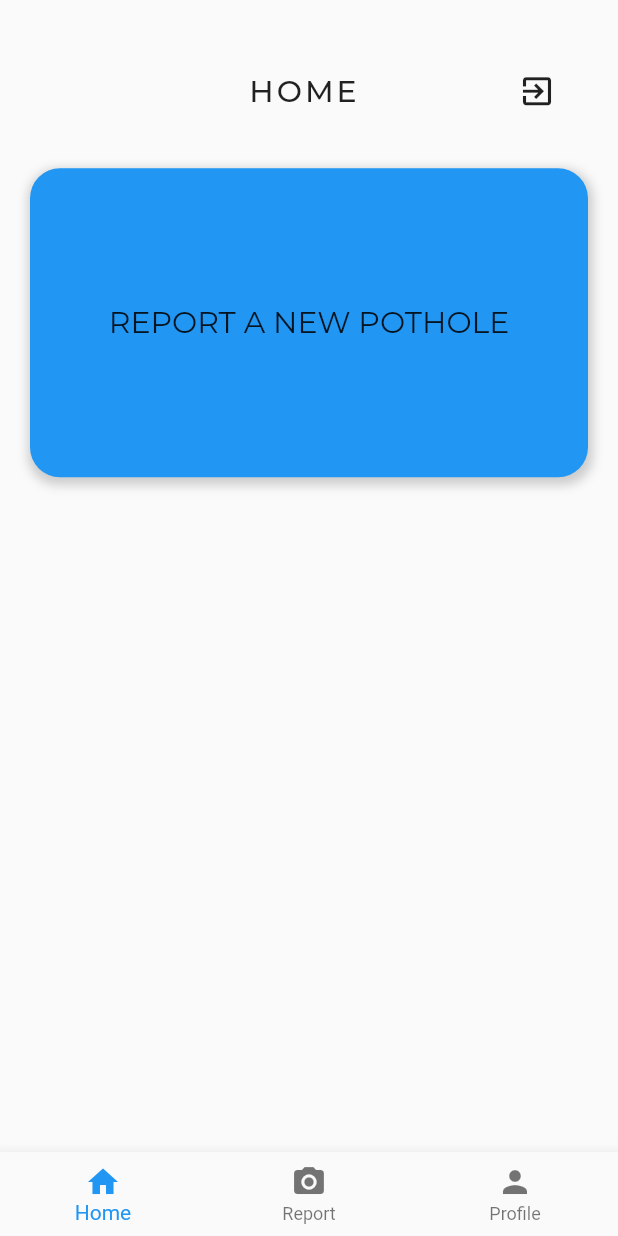
After one commit to srijans38/Pothole-Challenge, a Flutter app: the screen it shows once a user with an empty profile is signed in, on a phone screen of 412 x 824 dp. The commit adds this screen. Run offline on Flutter 3.47's test engine with Material 2 defaults, Android fonts, the light colour scheme and no system bars; our stand-ins replace camera, cloud_firestore, firebase_auth, firebase_storage, geolocator, google_sign_in; missing offline and left inert: flare_loading; accounts and stored records are empty; project files that could hold a hidden picture were left out.

Commit message:
Add Report adding func and cleanup

```diff
--- a/flutter/sih_test/lib/main.dart
+++ b/flutter/sih_test/lib/main.dart
@@ -2,6 +2,7 @@ import 'package:flutter/material.dart';
 import 'package:provider/provider.dart';
 import 'package:sih_test/services/auth_widget.dart';
 import 'package:sih_test/services/firebase_auth_service.dart';
+import 'package:sih_test/services/firebase_storage_service.dart';
 import 'package:sih_test/services/firestore_service.dart';
 
 void main() => runApp(MyApp());
@@ -16,11 +17,17 @@ class MyApp extends StatelessWidget {
         ),
         Provider<FirestoreService>(
           create: (_) => FirestoreService(),
+        ),
+        Provider<FirebaseStorageService>(
+          create: (_) => FirebaseStorageService(),
         )
       ],
       child: MaterialApp(
         debugShowCheckedModeBanner: false,
         home: AuthWidget(),
+        theme: ThemeData.light().copyWith(
+          canvasColor: Colors.transparent,
+        ),
       ),
     );
   }
--- /dev/null
+++ b/flutter/sih_test/lib/screens/home_screen.dart
@@ -0,0 +1,81 @@
+import 'package:camera/camera.dart';
+import 'package:flutter/material.dart';
+import 'package:provider/provider.dart';
+import 'package:sih_test/screens/take_picture_screen.dart';
+import 'package:sih_test/services/firebase_auth_service.dart';
+import 'package:sih_test/utils/action_box.dart';
+
+class HomeScreen extends StatefulWidget {
+  @override
+  _HomeScreenState createState() => _HomeScreenState();
+}
+
+class _HomeScreenState extends State<HomeScreen> {
+  CameraDescription camera;
+  @override
+  void initState() {
+    super.initState();
+
+    getCameras().then((cameras) {
+      camera = cameras.first;
+    });
+  }
+
+  Future<List<CameraDescription>> getCameras() async {
+    return await availableCameras();
+  }
+
+  @override
+  Widget build(BuildContext context) {
+    return Column(
+      mainAxisAlignment: MainAxisAlignment.start,
+      crossAxisAlignment: CrossAxisAlignment.center,
+      children: <Widget>[
+        Container(
+          height: MediaQuery.of(context).size.width / 4.5,
+          padding: EdgeInsets.only(top: 30.0, right: 30.0, left: 30.0),
+          child: Row(
+            mainAxisAlignment: MainAxisAlignment.spaceBetween,
+            children: <Widget>[
+              SizedBox(
+                width: 40.0,
+              ),
+              Text(
+                'HOME',
+                style: TextStyle(
+                  fontSize: 20.0,
+                  fontFamily: 'Montserrat',
+                  letterSpacing: 2.0,
+                  fontWeight: FontWeight.w500,
+                ),
+              ),
+              IconButton(
+                onPressed: () async {
+                  await Provider.of<FirebaseAuthService>(context, listen: false)
+                      .signOut();
+                },
+                icon: Icon(
+                  Icons.exit_to_app,
+                  size: 25.0,
+                ),
+              ),
+            ],
+          ),
+        ),
+        SizedBox(
+          height: MediaQuery.of(context).size.height / 40,
+        ),
+        ActionBox(
+          onPressed: () {
+            Navigator.push(
+                context,
+                MaterialPageRoute(
+                    builder: (context) => TakePictureScreen(
+                          camera: camera,
+                        )));
+          },
+        ),
+      ],
+    );
+  }
+}
--- a/flutter/sih_test/lib/screens/main_screen.dart
+++ b/flutter/sih_test/lib/screens/main_screen.dart
@@ -1,7 +1,7 @@
-import 'package:camera/camera.dart';
 import 'package:firebase_auth/firebase_auth.dart';
 import 'package:flutter/material.dart';
 import 'package:google_sign_in/google_sign_in.dart';
+import 'package:sih_test/screens/home_screen.dart';
 import 'package:sih_test/screens/profile_screen.dart';
 
 FirebaseAuth _auth = FirebaseAuth.instance;
@@ -13,26 +13,25 @@ class MainScreen extends StatefulWidget {
 }
 
 class _MainScreenState extends State<MainScreen> {
-  CameraDescription camera;
-
   int _currentIndex = 0;
   final List<Widget> _children = [
-    Center(child: Text('Home')),
+    HomeScreen(),
+    Center(
+      child: SafeArea(
+        child: Column(
+          crossAxisAlignment: CrossAxisAlignment.stretch,
+          children: <Widget>[
+            RawMaterialButton(
+              constraints: BoxConstraints(minHeight: 200.0),
+              onPressed: () {},
+              child: Text('Report a new pothole'),
+            )
+          ],
+        ),
+      ),
+    ),
     ProfileScreen(),
   ];
-
-  @override
-  void initState() {
-    super.initState();
-
-    getCameras().then((cameras) {
-      camera = cameras.first;
-    });
-  }
-
-  Future<List<CameraDescription>> getCameras() async {
-    return await availableCameras();
-  }
 
   void onBottomTapped(int index) {
     setState(() {
@@ -47,15 +46,20 @@ class _MainScreenState extends State<MainScreen> {
       bottomNavigationBar: BottomNavigationBar(
         onTap: onBottomTapped,
         currentIndex: _currentIndex,
+        backgroundColor: ThemeData.light().canvasColor,
         items: [
           BottomNavigationBarItem(
             icon: Icon(Icons.home),
             title: Text('Home'),
           ),
           BottomNavigationBarItem(
+            icon: Icon(Icons.camera_alt),
+            title: Text('Report'),
+          ),
+          BottomNavigationBarItem(
             icon: Icon(Icons.person),
             title: Text('Profile'),
-          )
+          ),
         ],
       ),
     );
--- a/flutter/sih_test/lib/services/firestore_service.dart
+++ b/flutter/sih_test/lib/services/firestore_service.dart
@@ -51,6 +51,7 @@ class FirestoreService {
     return _firestore
         .collection('reports')
         .where('uid', arrayContains: uid)
+        .orderBy('timestamp', descending: true)
         .snapshots();
   }
 
--- /dev/null
+++ b/flutter/sih_test/lib/utils/action_box.dart
@@ -0,0 +1,45 @@
+import 'package:flutter/material.dart';
+
+class ActionBox extends StatelessWidget {
+  final Function onPressed;
+
+  ActionBox({this.onPressed});
+
+  @override
+  Widget build(BuildContext context) {
+    return Container(
+      margin: EdgeInsets.symmetric(horizontal: 20.0),
+      decoration: BoxDecoration(
+          color: Colors.blue,
+          borderRadius: BorderRadius.circular(20.0),
+          boxShadow: [
+            BoxShadow(
+              color: Colors.grey.withOpacity(0.5),
+              offset: Offset.fromDirection(20.0, 3.0),
+              spreadRadius: 2.0,
+              blurRadius: 5.0,
+            ),
+          ]),
+      constraints: BoxConstraints(
+        minWidth: MediaQuery.of(context).size.width - 40,
+        minHeight: MediaQuery.of(context).size.height / 4,
+      ),
+      child: Center(
+        child: RawMaterialButton(
+          onPressed: onPressed,
+          constraints: BoxConstraints(
+            minWidth: MediaQuery.of(context).size.width - 40,
+            minHeight: MediaQuery.of(context).size.height / 4,
+          ),
+          shape: RoundedRectangleBorder(
+            borderRadius: BorderRadius.circular(20.0),
+          ),
+          child: Text(
+            'REPORT A NEW POTHOLE',
+            style: TextStyle(fontSize: 20.0, fontFamily: 'Montserrat'),
+          ),
+        ),
+      ),
+    );
+  }
+}
--- a/flutter/sih_test/pubspec.yaml
+++ b/flutter/sih_test/pubspec.yaml
@@ -30,6 +30,7 @@ dependencies:
   path:
   firebase_storage:
   provider:
+  geolocator:
 
 
   # The following adds the Cupertino Icons font to your application.
```
Also changed, not shown: flutter/sih_test/lib/screens/login_screen.dart (+6 -1 lines), flutter/sih_test/lib/screens/profile_screen.dart (+9 -1 lines), flutter/sih_test/lib/screens/take_picture_screen.dart (+27 -7 lines), flutter/sih_test/lib/screens/upload_picture_screen.dart (deleted, +0 -71 lines), flutter/sih_test/lib/screens/upload_report_screen.dart (deleted, +0 -64 lines), flutter/sih_test/lib/services/firebase_storage_service.dart (added, +34 -0 lines), flutter/sih_test/lib/utils/picture_bottom_modal.dart (added, +150 -0 lines), flutter/sih_test/lib/utils/upload_bottom_modal.dart (added, +95 -0 lines), flutter/sih_test/pubspec.lock, 1 other file.
